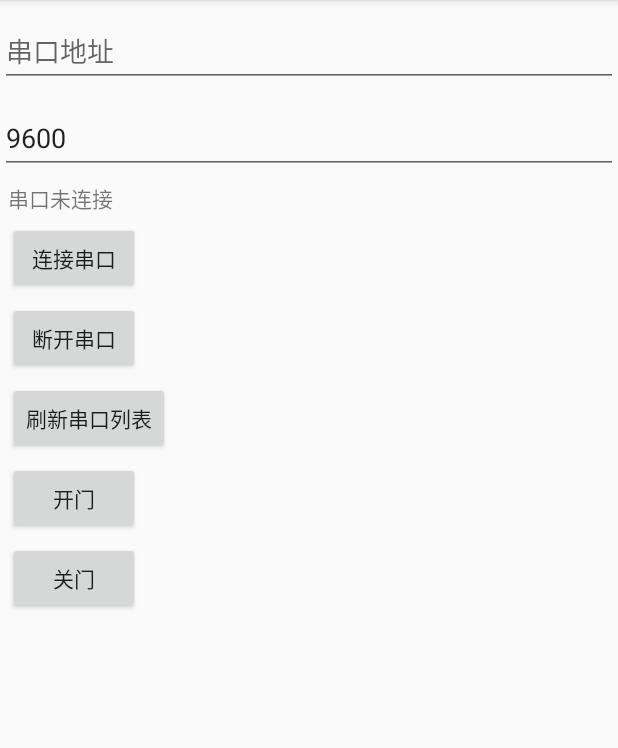
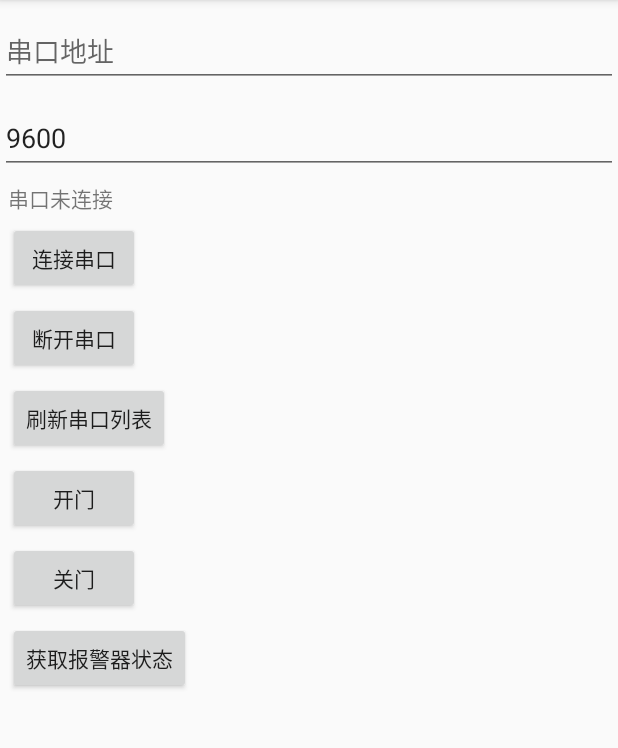
Before and after one commit to Godikov/CustomSerialPortTest, an Android app: the screen it shows after launch (MainActivity), on a phone screen of 412 x 824 dp, the part 84-832 px from its top. Run offline under Robolectric (Android 15) with nearby library versions, the phone set to English and light mode, and no system bars; libraries missing offline, so code that uses them is left out: com.kongqw.serialportlibrary; 6 statements that could not run were skipped.

Commit message:
新增日志列表。

```diff
--- a/app/src/main/java/com/humu/cspt/MainActivity.java
+++ b/app/src/main/java/com/humu/cspt/MainActivity.java
@@ -20,7 +20,6 @@ import com.kongqw.serialportlibrary.listener.OnSerialPortDataListener;
 
 import java.io.File;
 import java.util.ArrayList;
-import java.util.Arrays;
 
 public class MainActivity extends AppCompatActivity implements View.OnClickListener {
 
@@ -33,9 +32,15 @@ public class MainActivity extends AppCompatActivity implements View.OnClickListe
     private SerialPortManager serialPortManager;
     private Device currentDevice;
     private boolean isSpOpen = false;
+    private MessageAdapter messageAdapter;
 
-    private final byte[] OPEN = {0x01, 0x05, 0x00, 0x00, (byte) 0xFF, 0x00, (byte) 0x8C, 0x3A};
-    private final byte[] CLOSE = {0x01, 0x05, 0x00, 0x00, 0x00, 0x00, (byte) 0xCD, (byte) 0xCA};
+    private final byte[] SEND_OPEN = {0x01, 0x05, 0x00, 0x00, (byte) 0xFF, 0x00, (byte) 0x8C, 0x3A}; //开门
+    private final byte[] SEND_CLOSE = {0x01, 0x05, 0x00, 0x00, 0x00, 0x00, (byte) 0xCD, (byte) 0xCA}; //关门
+    private final byte[] SEND_ALARM_STATE = {0x01, 0x02, 0x00, 0x00, 0x00, 0x04, 0x79, (byte) 0xC9}; //查询报警器状态
+
+    private final byte[] GET_ALARM_STATE = {0x01, 0x02, 0x01, 0x05, 0x61, (byte) 0x8B};
+    private long sendDataTime = 0L;
+    private RecyclerView rvMsgs;
 
     @Override
     protected void onCreate(Bundle savedInstanceState) {
@@ -45,11 +50,18 @@ public class MainActivity extends AppCompatActivity implements View.OnClickListe
         initViews();
         showDevices();
 
+        byte[] bytes = hexStr2BinArr("75");
+        for (byte b : bytes) {
+            Log.d("测试", "==== " + b);
+        }
+
     }
 
     private void initViews() {
         rv = findViewById(R.id.rv);
+        rvMsgs = findViewById(R.id.rv_msgs);
         rv.setLayoutManager(new LinearLayoutManager(this));
+        rvMsgs.setLayoutManager(new LinearLayoutManager(this));
         etSp = findViewById(R.id.et_sp);
         etBaudRate = findViewById(R.id.et_baudRate);
         tvSpState = findViewById(R.id.tv_sp_state);
@@ -58,13 +70,18 @@ public class MainActivity extends AppCompatActivity implements View.OnClickListe
         Button btnOpen = findViewById(R.id.btn_open);
         Button btnClose = findViewById(R.id.btn_close);
         Button btnRefreshSpList = findViewById(R.id.btn_refresh_sp_list);
+        Button btnAlarmState = findViewById(R.id.btn_alarm_state);
         btnConnect.setOnClickListener(this);
         btnDisconnect.setOnClickListener(this);
         btnOpen.setOnClickListener(this);
         btnClose.setOnClickListener(this);
         btnRefreshSpList.setOnClickListener(this);
+        btnAlarmState.setOnClickListener(this);
 
         serialPortManager = new SerialPortManager();
+
+        messageAdapter = new MessageAdapter(this, new ArrayList<String>());
+        rvMsgs.setAdapter(messageAdapter);
     }
 
     private void showDevices() {
@@ -84,6 +101,16 @@ public class MainActivity extends AppCompatActivity implements View.OnClickListe
         rv.setAdapter(adapter);
     }
 
+    private void addMsg(final String msg) {
+        runOnUiThread(new Runnable() {
+            @Override
+            public void run() {
+                messageAdapter.addMsg(msg);
+                rvMsgs.smoothScrollToPosition(messageAdapter.getItemCount() - 1);
+            }
+        });
+    }
+
     @Override
     public void onClick(View view) {
         switch (view.getId()) {
@@ -94,14 +121,12 @@ public class MainActivity extends AppCompatActivity implements View.OnClickListe
                     serialPortManager.setOnOpenSerialPortListener(new OnOpenSerialPortListener() {
                         @Override
                         public void onSuccess(File file) {
-                            Toast.makeText(MainActivity.this, "串口连接成功！",
-                                    Toast.LENGTH_SHORT).show();
+                            addMsg("串口连接成功！");
                         }
 
                         @Override
                         public void onFail(File file, Status status) {
-                            Toast.makeText(MainActivity.this, "串口连接失败！" + status.name(),
-                                    Toast.LENGTH_SHORT).show();
+                            addMsg("串口连接失败！");
                         }
                     });
                     serialPortManager.setOnSerialPortDataListener(new OnSerialPortDataListener() {
@@ -110,9 +135,13 @@ public class MainActivity extends AppCompatActivity implements View.OnClickListe
                             runOnUiThread(new Runnable() {
                                 @Override
                                 public void run() {
-                                    Toast.makeText(MainActivity.this,
-                                            "收到指令：" + Arrays.toString(bytes),
-                                            Toast.LENGTH_SHORT).show();
+                                    addMsg("收到指令：" + bytes2hex(bytes));
+                                    addMsg("过程耗时：" + (System.currentTimeMillis() - sendDataTime) + "ms");
+/*                                    if(Arrays.equals(bytes, GET_ALARM_STATE)){
+                                        messageAdapter.addMsg("报警器状态正常 "+(System.currentTimeMillis() - sendDataTime));
+                                    }else{
+                                        messageAdapter.addMsg("收到指令：" + bytes2hex(bytes)+" "+(System.currentTimeMillis() - sendDataTime));
+                                    }*/
                                 }
                             });
                         }
@@ -122,9 +151,8 @@ public class MainActivity extends AppCompatActivity implements View.OnClickListe
                             runOnUiThread(new Runnable() {
                                 @Override
                                 public void run() {
-                                    Toast.makeText(MainActivity.this,
-                                            "发送指令：" + Arrays.toString(bytes),
-                                            Toast.LENGTH_SHORT).show();
+                                    sendDataTime = System.currentTimeMillis();
+                                    addMsg("发送指令：" + bytes2hex(bytes));
                                 }
                             });
                         }
@@ -138,7 +166,7 @@ public class MainActivity extends AppCompatActivity implements View.OnClickListe
                         tvSpState.setText("串口连接失败!");
                         isSpOpen = false;
                     }
-                }else{
+                } else {
                     Toast.makeText(this, "请选择串口并填写波特率", Toast.LENGTH_SHORT).show();
                 }
                 break;
@@ -151,10 +179,10 @@ public class MainActivity extends AppCompatActivity implements View.OnClickListe
                 break;
             case R.id.btn_open:
                 if (isSpOpen) {
-                    if (serialPortManager.sendBytes(OPEN)) {
-                        Toast.makeText(this, "发送指令成功！", Toast.LENGTH_SHORT).show();
+                    if (serialPortManager.sendBytes(SEND_OPEN)) {
+                        addMsg("发送指令成功！");
                     } else {
-                        Toast.makeText(this, "发送指令失败！", Toast.LENGTH_SHORT).show();
+                        addMsg("发送指令失败！");
                     }
                 } else {
                     Toast.makeText(this, "串口未连接！", Toast.LENGTH_SHORT).show();
@@ -162,10 +190,10 @@ public class MainActivity extends AppCompatActivity implements View.OnClickListe
                 break;
             case R.id.btn_close:
                 if (isSpOpen) {
-                    if (serialPortManager.sendBytes(CLOSE)) {
-                        Toast.makeText(this, "发送指令成功！", Toast.LENGTH_SHORT).show();
+                    if (serialPortManager.sendBytes(SEND_CLOSE)) {
+                        addMsg("发送指令成功！");
                     } else {
-                        Toast.makeText(this, "发送指令失败！", Toast.LENGTH_SHORT).show();
+                        addMsg("发送指令失败！");
                     }
                 } else {
                     Toast.makeText(this, "串口未连接！", Toast.LENGTH_SHORT).show();
@@ -174,6 +202,59 @@ public class MainActivity extends AppCompatActivity implements View.OnClickListe
             case R.id.btn_refresh_sp_list:
                 showDevices();
                 break;
+            case R.id.btn_alarm_state:
+                if (isSpOpen) {
+                    if (serialPortManager.sendBytes(SEND_ALARM_STATE)) {
+                        addMsg("发送指令成功！");
+                    } else {
+                        addMsg("发送指令失败！");
+                    }
+                } else {
+                    Toast.makeText(this, "串口未连接！", Toast.LENGTH_SHORT).show();
+                }
+                break;
         }
     }
+
+    /**
+     * 打印16进制的byte数组
+     *
+     * @param bytes
+     * @return
+     */
+    public String bytes2hex(byte[] bytes) {
+        StringBuilder sb = new StringBuilder();
+        String tmp = null;
+        for (byte b : bytes) {
+            // 将每个字节与0xFF进行与运算，然后转化为10进制，然后借助于Integer再转化为16进制
+            tmp = Integer.toHexString(0xFF & b);
+            if (tmp.length() == 1) {
+                tmp = "0" + tmp;
+            }
+            sb.append(tmp);
+        }
+        return sb.toString();
+    }
+
+    /**
+     * @param hexString
+     * @return 将十六进制转换为二进制字节数组   16-2
+     */
+    private String hexStr = "0123456789ABCDEF";
+
+    public byte[] hexStr2BinArr(String hexString) {
+        //hexString的长度对2取整，作为bytes的长度
+        int len = hexString.length() / 2;
+        byte[] bytes = new byte[len];
+        byte high = 0;//字节高四位
+        byte low = 0;//字节低四位
+        for (int i = 0; i < len; i++) {
+            //右移四位得到高位
+            high = (byte) ((hexStr.indexOf(hexString.charAt(2 * i))) << 4);
+            low = (byte) hexStr.indexOf(hexString.charAt(2 * i + 1));
+            bytes[i] = (byte) (high | low);//高地位做或运算
+        }
+        return bytes;
+    }
+
 }
--- /dev/null
+++ b/app/src/main/java/com/humu/cspt/MessageAdapter.java
@@ -0,0 +1,62 @@
+package com.humu.cspt;
+
+import android.content.Context;
+import android.support.annotation.NonNull;
+import android.support.v7.widget.RecyclerView;
+import android.text.TextUtils;
+import android.view.View;
+import android.view.ViewGroup;
+import android.widget.TextView;
+
+import java.util.List;
+
+/**
+ * @author humu
+ * @since 2020/3/2
+ */
+public class MessageAdapter extends RecyclerView.Adapter<MessageAdapter.MessageViewHolder> {
+
+    private final Context context;
+    private final List<String> msgs;
+
+    public MessageAdapter(Context context, List<String> msgs) {
+        this.context = context;
+        this.msgs = msgs;
+    }
+
+    @NonNull
+    @Override
+    public MessageViewHolder onCreateViewHolder(@NonNull ViewGroup viewGroup, int i) {
+        View view = View.inflate(context, R.layout.item_message, null);
+        return new MessageViewHolder(view);
+    }
+
+    @Override
+    public void onBindViewHolder(@NonNull MessageViewHolder messageViewHolder, int i) {
+        messageViewHolder.tvMsg.setText(msgs.get(i));
+    }
+
+    @Override
+    public int getItemCount() {
+        return (msgs != null && msgs.size() > 0) ? msgs.size() : 0;
+    }
+
+    public class MessageViewHolder extends RecyclerView.ViewHolder {
+
+        private final TextView tvMsg;
+
+        public MessageViewHolder(@NonNull View itemView) {
+            super(itemView);
+            tvMsg = itemView.findViewById(R.id.tv_msg);
+        }
+    }
+
+    public void addMsg(String msg){
+        if(TextUtils.isEmpty(msg)){
+            return;
+        }
+        msgs.add(msg);
+        notifyDataSetChanged();
+    }
+
+}
--- a/app/src/main/res/layout/activity_main.xml
+++ b/app/src/main/res/layout/activity_main.xml
@@ -8,7 +8,7 @@
 
     <android.support.v7.widget.RecyclerView
         android:id="@+id/rv"
-        android:layout_width="match_parent"
+        android:layout_width="0dp"
         android:layout_height="wrap_content"
         app:layout_constraintEnd_toEndOf="parent"
         app:layout_constraintStart_toStartOf="parent"
@@ -16,7 +16,7 @@
 
     <EditText
         android:id="@+id/et_sp"
-        android:layout_width="match_parent"
+        android:layout_width="0dp"
         android:layout_height="wrap_content"
         android:layout_marginTop="10dp"
         android:hint="串口地址"
@@ -26,7 +26,7 @@
 
     <EditText
         android:id="@+id/et_baudRate"
-        android:layout_width="match_parent"
+        android:layout_width="0dp"
         android:layout_height="wrap_content"
         android:layout_marginTop="10dp"
         android:hint="波特率"
@@ -91,4 +91,23 @@
         app:layout_constraintTop_toBottomOf="@id/btn_open"
         android:layout_margin="5dp"/>
 
+    <Button
+        android:id="@+id/btn_alarm_state"
+        android:layout_width="wrap_content"
+        android:layout_height="wrap_content"
+        android:text="获取报警器状态"
+        app:layout_constraintStart_toStartOf="parent"
+        app:layout_constraintTop_toBottomOf="@id/btn_close"
+        android:layout_margin="5dp"/>
+
+    <android.support.v7.widget.RecyclerView
+        android:id="@+id/rv_msgs"
+        android:layout_width="0dp"
+        android:layout_height="0dp"
+        app:layout_constraintStart_toEndOf="@id/btn_alarm_state"
+        app:layout_constraintTop_toTopOf="@id/tv_sp_state"
+        app:layout_constraintEnd_toEndOf="parent"
+        app:layout_constraintBottom_toBottomOf="parent"
+        android:layout_margin="10dp"/>
+
 </android.support.constraint.ConstraintLayout>
```
Also changed, not shown: app/src/main/res/layout/item_message.xml (added, +20 -0 lines).
